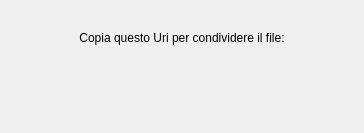
Before: the Qt Designer form Malnati_Client/showuridialog.ui in PDSEditor/NjoiN, drawn with Qt 5.
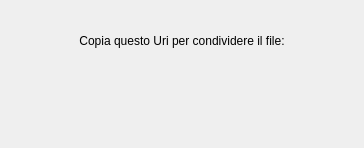
After: the same form once the commit is applied.

```diff
--- a/Malnati_Client/showuridialog.ui
+++ b/Malnati_Client/showuridialog.ui
@@ -7,7 +7,7 @@
     <x>0</x>
     <y>0</y>
     <width>364</width>
-    <height>133</height>
+    <height>148</height>
    </rect>
   </property>
   <property name="windowTitle">
```
